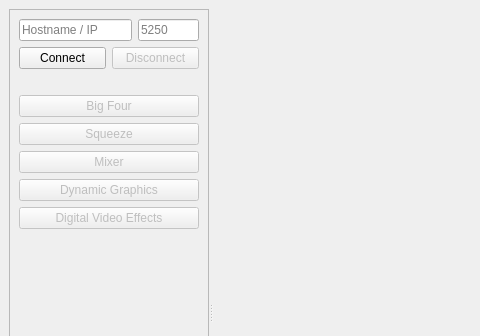
First picture: the form in Demo/MainWindow.ui, repository IainCole/Client, before the edit; both pictures show x 0 to 480 and y 0 to 336 of the 900 by 650 pixel window.
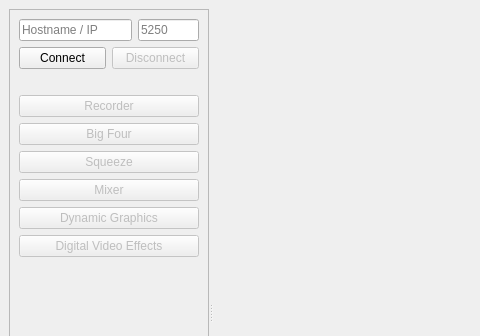
Second picture: the form after the edit.

```diff
--- a/Demo/MainWindow.ui
+++ b/Demo/MainWindow.ui
@@ -104,6 +104,19 @@
           </property>
          </widget>
         </item>
+        <item>
+         <widget class="QPushButton" name="pushButtonRecorder">
+          <property name="enabled">
+           <bool>false</bool>
+          </property>
+          <property name="focusPolicy">
+           <enum>Qt::NoFocus</enum>
+          </property>
+          <property name="text">
+           <string>Recorder</string>
+          </property>
+         </widget>
+        </item>
         <item>
          <widget class="QPushButton" name="pushButtonBigFour">
           <property name="enabled">
```
Left out of the diff: 25 changed lines with no effect on the pictures.
